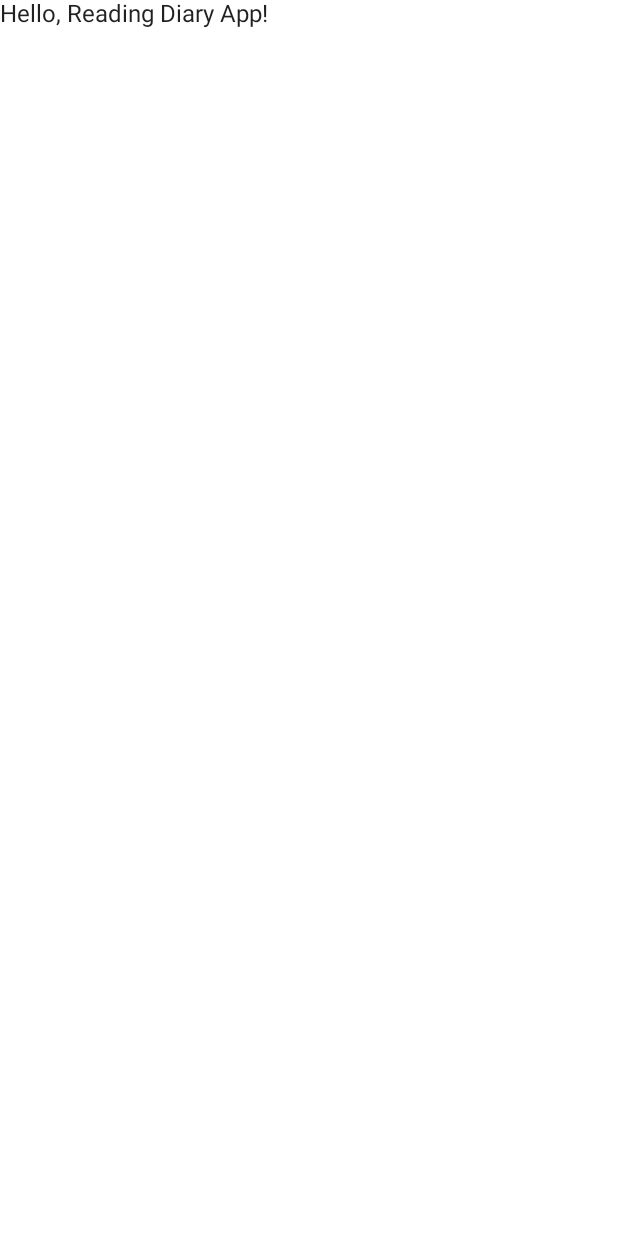
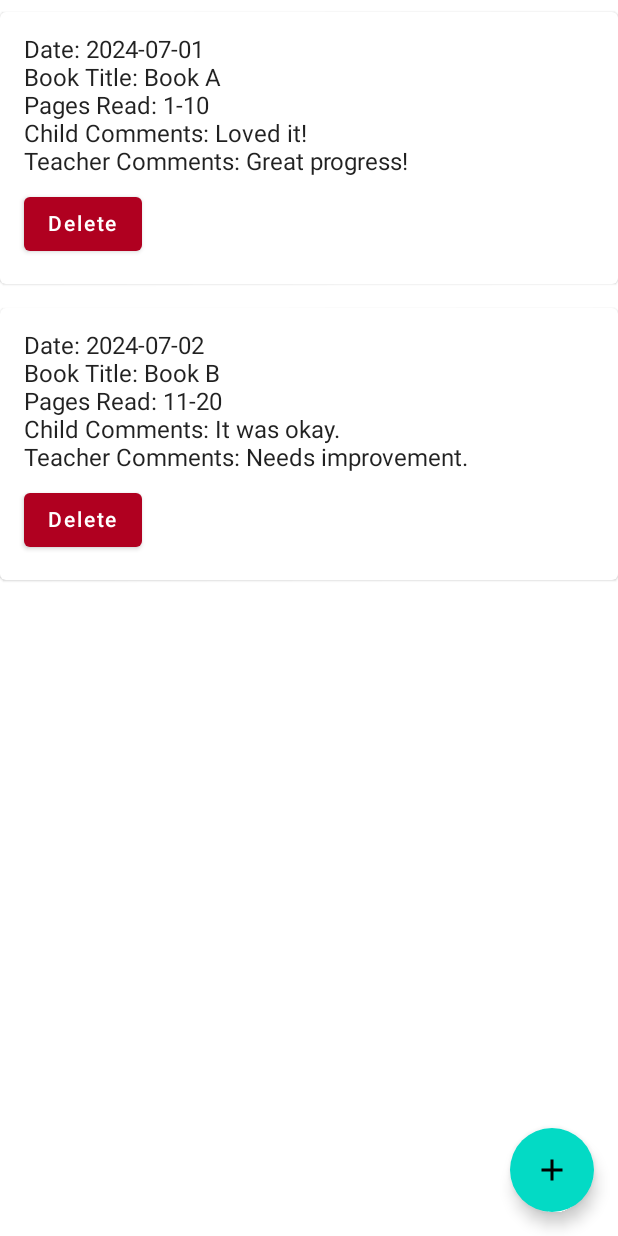
Before and after one commit to UADokKi/DiaryApp, an Android app built with Jetpack Compose: the screen it shows after launch (MainActivity), on a phone screen of 412 x 824 dp. Before the commit the screen is almost empty. Run offline under Robolectric (Android 15) with nearby library versions, the phone set to English and light mode, and no system bars.

Commit message:
Main Features

```diff
--- a/app/build.gradle.kts
+++ b/app/build.gradle.kts
@@ -66,6 +66,7 @@ dependencies {
     implementation("androidx.compose.foundation:foundation-layout:1.5.1")
     implementation("androidx.compose.runtime:runtime:1.5.1")
     implementation("androidx.compose.runtime:runtime-livedata:1.5.1")
+    implementation("androidx.navigation:navigation-compose:2.5.3")
     testImplementation(libs.junit)
     androidTestImplementation(libs.androidx.junit)
     androidTestImplementation(libs.androidx.espresso.core)
--- a/app/src/main/java/com/example/readingdiaryapp/MainActivity.kt
+++ b/app/src/main/java/com/example/readingdiaryapp/MainActivity.kt
@@ -6,8 +6,14 @@ import androidx.activity.compose.setContent
 import androidx.compose.foundation.layout.fillMaxSize
 import androidx.compose.material.MaterialTheme
 import androidx.compose.material.Surface
-import androidx.compose.material.Text
+import androidx.compose.runtime.Composable
 import androidx.compose.ui.Modifier
+import androidx.lifecycle.viewmodel.compose.viewModel
+import androidx.navigation.compose.NavHost
+import androidx.navigation.compose.composable
+import androidx.navigation.compose.rememberNavController
+import com.example.readingdiaryapp.screens.AddDiaryEntryScreen
+import com.example.readingdiaryapp.screens.ViewDiaryEntriesScreen
 import com.example.readingdiaryapp.ui.theme.ReadingDiaryAppTheme
 
 class MainActivity : ComponentActivity() {
@@ -16,9 +22,30 @@ class MainActivity : ComponentActivity() {
         setContent {
             ReadingDiaryAppTheme {
                 Surface(color = MaterialTheme.colors.background, modifier = Modifier.fillMaxSize()) {
-                    Text("Hello, Reading Diary App!")
+                    DiaryApp()
                 }
             }
         }
     }
 }
+
+@Composable
+fun DiaryApp() {
+    val navController = rememberNavController()
+    val diaryViewModel: DiaryViewModel = viewModel()
+
+    NavHost(navController = navController, startDestination = "view_entries") {
+        composable("view_entries") {
+            ViewDiaryEntriesScreen(navController, diaryViewModel)
+        }
+        composable("add_entry") {
+            AddDiaryEntryScreen(navController, diaryViewModel)
+        }
+        composable("edit_entry/{entryId}") { backStackEntry ->
+            val entryId = backStackEntry.arguments?.getString("entryId")?.toIntOrNull()
+            entryId?.let {
+                AddDiaryEntryScreen(navController, diaryViewModel, entryId)
+            }
+        }
+    }
+}
--- a/app/src/main/java/com/example/readingdiaryapp/screens/ViewDiaryEntriesScreen.kt
+++ b/app/src/main/java/com/example/readingdiaryapp/screens/ViewDiaryEntriesScreen.kt
@@ -0,0 +1,58 @@
+package com.example.readingdiaryapp.screens
+
+import androidx.compose.foundation.clickable
+import androidx.compose.foundation.layout.*
+import androidx.compose.foundation.lazy.LazyColumn
+import androidx.compose.foundation.lazy.items
+import androidx.compose.material.*
+import androidx.compose.runtime.Composable
+import androidx.compose.ui.Modifier
+import androidx.compose.ui.unit.dp
+import androidx.navigation.NavController
+import com.example.readingdiaryapp.DiaryEntry
+import com.example.readingdiaryapp.DiaryViewModel
+import androidx.compose.material.icons.Icons
+import androidx.compose.material.icons.filled.Add
+
+@Composable
+fun ViewDiaryEntriesScreen(navController: NavController, diaryViewModel: DiaryViewModel) {
+    val diaryEntries = diaryViewModel.diaryEntries.value ?: listOf()
+
+    Scaffold(
+        floatingActionButton = {
+            FloatingActionButton(onClick = { navController.navigate("add_entry") }) {
+                Icon(Icons.Default.Add, contentDescription = "Add Entry")
+            }
+        }
+    ) { paddingValues ->
+        LazyColumn(modifier = Modifier.padding(paddingValues)) {
+            items(diaryEntries) { entry ->
+                DiaryEntryCard(entry = entry, onClick = {
+                    navController.navigate("edit_entry/${entry.id}")
+                }, onDeleteClick = {
+                    diaryViewModel.removeDiaryEntry(entry.id)
+                })
+            }
+        }
+    }
+}
+
+@Composable
+fun DiaryEntryCard(entry: DiaryEntry, onClick: () -> Unit, onDeleteClick: () -> Unit) {
+    Card(modifier = Modifier
+        .fillMaxWidth()
+        .padding(vertical = 8.dp)
+        .clickable { onClick() }) {
+        Column(modifier = Modifier.padding(16.dp)) {
+            Text(text = "Date: ${entry.date}")
+            Text(text = "Book Title: ${entry.bookTitle}")
+            Text(text = "Pages Read: ${entry.pagesRead}")
+            Text(text = "Child Comments: ${entry.childComments}")
+            Text(text = "Teacher Comments: ${entry.teacherComments}")
+            Spacer(modifier = Modifier.height(8.dp))
+            Button(onClick = onDeleteClick, colors = ButtonDefaults.buttonColors(backgroundColor = MaterialTheme.colors.error)) {
+                Text(text = "Delete", color = MaterialTheme.colors.onError)
+            }
+        }
+    }
+}
```
Also changed, not shown: app/src/main/java/com/example/readingdiaryapp/DiaryViewModel.kt (+24 -4 lines), app/src/main/java/com/example/readingdiaryapp/screens/AddDiaryEntryScreen.kt (+87 -7 lines).
